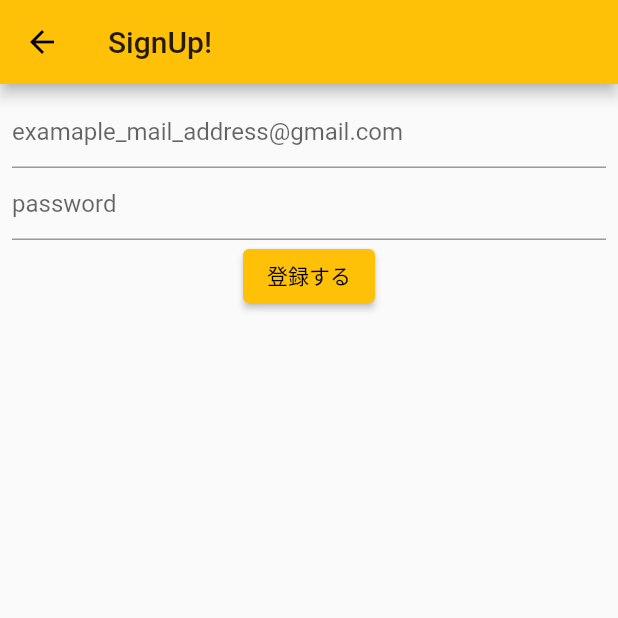
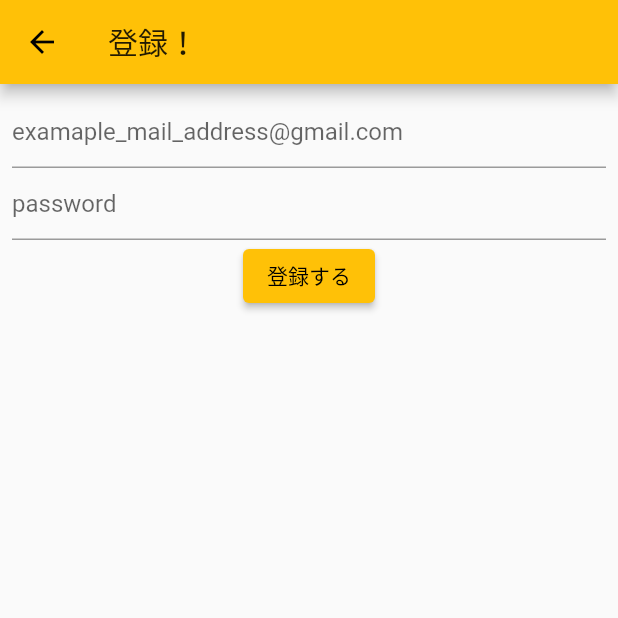
Before and after one commit to tkmatuiti/tt_diary, a Flutter app: the SignUpPage screen opened directly, on a phone screen of 412 x 824 dp, the top half of it. Run offline on Flutter 3.47's test engine with Material 2 defaults, Android fonts, the phone set to English and light mode, and no system bars; our stand-ins replace cloud_firestore, firebase_auth, firebase_core, google_sign_in, qr_flutter; accounts and stored records are empty.

Commit message:
コミットの練習２

```diff
--- a/lib/signup/signup_page.dart
+++ b/lib/signup/signup_page.dart
@@ -3,7 +3,6 @@ import 'package:flutter/material.dart';
 import 'package:provider/provider.dart';
 import 'package:tt_diary/book_list/add_book_model.dart';
 import 'package:tt_diary/signup/signup_model.dart';
-import 'package:google_sign_in/google_sign_in.dart';
 
 class SignUpPage extends StatelessWidget {
   @override
@@ -16,7 +15,7 @@ class SignUpPage extends StatelessWidget {
       child: SafeArea(
         child: Scaffold(
           appBar: AppBar(
-            title: Text('SignUp!'),
+            title: Text('登録！'),
           ),
           body: Consumer<SignUpModel>(
             builder: (context, model, child) {
@@ -98,7 +97,7 @@ class SignUpPage extends StatelessWidget {
         context: context,
         builder: (BuildContext context) {
           return AlertDialog(
-            title: Text('Saved!'),
+            title: Text('保存！'),
             actions: <Widget>[
               TextButton(
                 child: Text('OK'),
```
